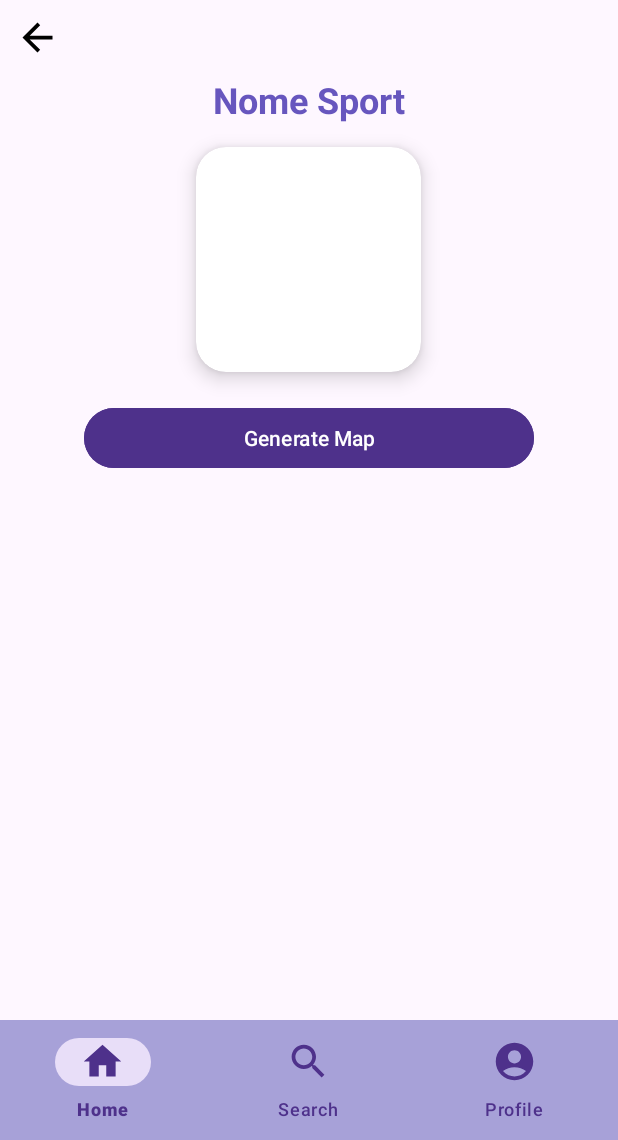
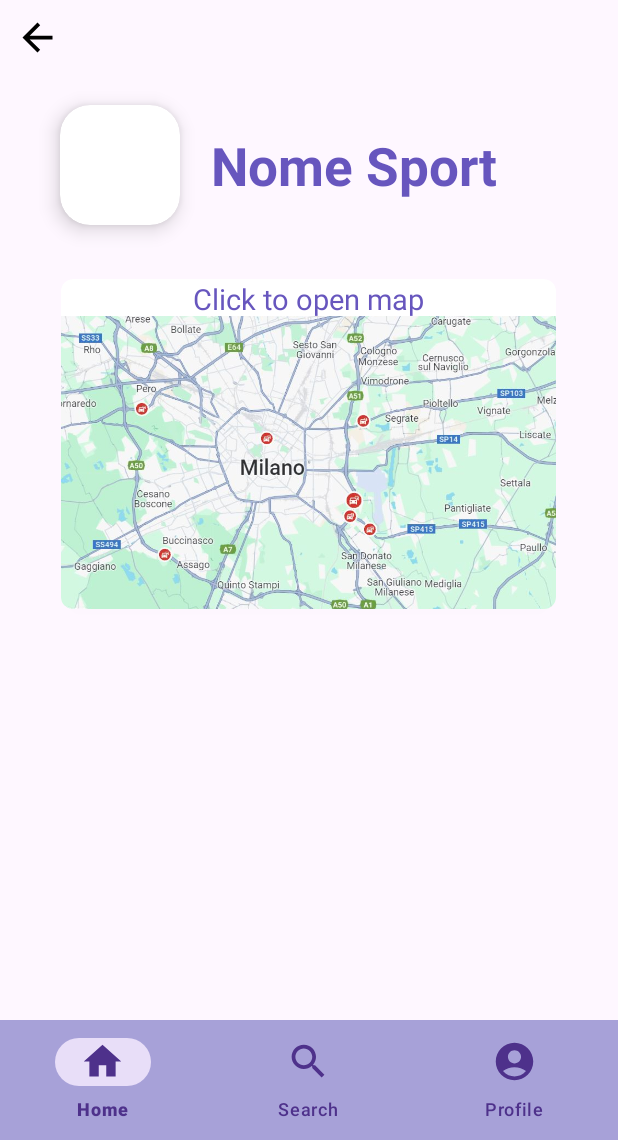
Before and after one commit to Persemat/AndroidiBG, an Android app: the FragmentSport screen opened through its navigation route, on a phone screen of 412 x 824 dp, the part 96-1236 px from its top. Run offline under Robolectric (Android 15) with nearby library versions, the phone set to English and light mode, and no system bars; our stand-ins replace navigation-ui; 2 statements that could not run were skipped.

Commit message:
aggiustamenti fragmentsport e bottone mappa

```diff
--- a/app/src/main/java/it/unimib/sportq/ui/main/FragmentSport.java
+++ b/app/src/main/java/it/unimib/sportq/ui/main/FragmentSport.java
@@ -16,10 +16,7 @@ import android.widget.Button;
 import android.widget.ImageView;
 import android.widget.TextView;
 
-import java.util.ArrayList;
-
 import it.unimib.sportq.R;
-import it.unimib.sportq.databinding.FragmentSportBinding;
 
 /**
  * A simple {@link Fragment} subclass.
@@ -31,8 +28,7 @@ public class FragmentSport extends Fragment {
     private ImageView logoSport;
 
     private ImageView backButton;
-    private Button generateMapButton;
-
+    private ImageView mapButton;
     public FragmentSport() {
         // Required empty public constructor
     }
@@ -73,14 +69,13 @@ public class FragmentSport extends Fragment {
             Navigation.findNavController(item).navigate(R.id.action_fragmentSport_to_fragmentSearch);
         });
 
-        generateMapButton = view.findViewById(R.id.generate_map_btn);
+        mapButton = view.findViewById(R.id.map);
 
-        generateMapButton.setOnClickListener(item -> {
+        mapButton.setOnClickListener(item -> {
             Navigation.findNavController(item).navigate(R.id.action_fragmentSport_to_mapsActivityCurrentPlace);
             //Intent intent = new Intent(requireActivity(), MapsActivityCurrentPlace.class);
             //intent.putParcelableArrayListExtra("Stadium_list", new ArrayList<>(stadiumList));
             //startActivity(intent);
         });
-
     }
 }
--- a/app/src/main/java/it/unimib/sportq/ui/main/MainActivity.java
+++ b/app/src/main/java/it/unimib/sportq/ui/main/MainActivity.java
@@ -44,23 +44,5 @@ public class MainActivity extends AppCompatActivity {
         // For the BottomNavigationView
         NavigationUI.setupWithNavController(bottomNav, navController);
 
-        /*
-        // Define a variable to hold the Places API key.
-        String apiKey = BuildConfig.PLACES_API_KEY;
-
-        // Log an error if apiKey is not set.
-        if (TextUtils.isEmpty(apiKey) || apiKey.equals("DEFAULT_API_KEY")) {
-            Log.e("Places test", "No api key");
-            finish();
-            return;
-        }
-        Log.d(TAG, "API Key: " +apiKey);
-        // Initialize the SDK
-        Places.initialize(getApplicationContext(), apiKey);
-
-        // Create a new PlacesClient instance
-        PlacesClient placesClient = Places.createClient(this);
-        */
-
     }
 }
--- a/app/src/main/res/layout/fragment_sport.xml
+++ b/app/src/main/res/layout/fragment_sport.xml
@@ -19,54 +19,90 @@
         app:layout_constraintTop_toTopOf="parent"
         tools:ignore="TouchTargetSizeCheck" />
 
-    <TextView
-        android:id="@+id/sport_name"
-        android:layout_width="wrap_content"
-        android:layout_height="wrap_content"
-        android:layout_gravity="center"
-        android:text="Nome Sport"
-        android:textColor="@color/purple_first"
-        android:textSize="24sp"
-        android:textStyle="bold" />
+
+
+    <androidx.constraintlayout.widget.ConstraintLayout
+        android:layout_width="match_parent"
+        android:layout_height="120dp"
+        >
+
+        <androidx.cardview.widget.CardView
+
+            android:id="@+id/card_image"
+            android:layout_width="80dp"
+            android:layout_height="80dp"
+            app:cardCornerRadius="20dp"
+            app:cardElevation="8dp"
+            app:layout_constraintBottom_toBottomOf="parent"
+            app:layout_constraintStart_toStartOf="parent"
+            app:layout_constraintTop_toTopOf="parent"
+            android:layout_marginLeft="40dp">
+
+            <ImageView
+                android:id="@+id/sport_image"
+                android:layout_width="wrap_content"
+                android:layout_height="wrap_content"
+                android:layout_gravity="center"
+                android:scaleType="centerCrop" />
+
+        </androidx.cardview.widget.CardView>
+
+        <TextView
+            android:id="@+id/sport_name"
+            android:layout_width="wrap_content"
+            android:layout_height="wrap_content"
+            android:text="Nome Sport"
+            android:textColor="@color/purple_first"
+            android:textSize="35sp"
+            android:textStyle="bold"
+            app:layout_constraintBottom_toBottomOf="parent"
+            app:layout_constraintEnd_toEndOf="parent"
+            app:layout_constraintStart_toEndOf="@+id/card_image"
+            app:layout_constraintTop_toTopOf="parent"
+            android:layout_marginRight="60dp"/>
+
+
+    </androidx.constraintlayout.widget.ConstraintLayout>
 
     <androidx.cardview.widget.CardView
-        android:layout_width="150dp"
-        android:layout_height="150dp"
-        android:id="@+id/card_image"
-        android:layout_gravity="center"
-        app:cardCornerRadius="20dp"
-        app:cardElevation="8dp"
-        android:layout_marginTop="15dp">
+        android:id="@+id/cardView"
+        android:layout_width="330dp"
+        android:layout_height="220dp"
+        android:layout_margin="16dp"
+        app:cardCornerRadius="8dp"
+        app:cardElevation="4dp"
+        android:layout_gravity="center">
 
-       <ImageView
-           android:layout_width="wrap_content"
-           android:layout_height="wrap_content"
-           android:id="@+id/sport_image"
-           android:layout_gravity="center"
-           android:scaleType="centerCrop" />
+        <TextView
+            android:layout_width="wrap_content"
+            android:layout_height="wrap_content"
+            android:text="@string/click_to_open_map"
+            android:layout_gravity="center|top"
+            android:textColor="@color/purple_first"
+            android:textSize="19sp"/>
+        <ImageView
+            android:id="@+id/map"
+            android:layout_width="match_parent"
+            android:layout_height="195dp"
+            android:scaleType="centerCrop"
+            android:src="@drawable/mappa"
+            android:clickable="true"
+            android:focusable="true"
+            android:layout_gravity="center|bottom" />
+
 
     </androidx.cardview.widget.CardView>
 
-    <Button
-        android:id="@+id/generate_map_btn"
-        android:layout_width="300dp"
-        android:layout_height="wrap_content"
-        android:layout_gravity="center"
-        android:text="@string/generate_map"
-        android:backgroundTint="@color/purple_logo"
-        android:layout_marginTop="20dp"
-        />
 
     <androidx.recyclerview.widget.RecyclerView
         android:id="@+id/recycler_view1"
-        android:layout_width="match_parent"
-        android:layout_height="250sp"
-        android:layout_below="@+id/card_image"
-        android:layout_alignParentBottom="true"
-        android:layout_marginTop="120dp"
+        android:layout_width="330dp"
+        android:layout_height="wrap_content"
+        android:layout_marginTop="20dp"
         android:layout_marginBottom="50dp"
         android:divider="@android:color/transparent"
-        android:dividerHeight="6.0sp"
+        android:dividerHeight="6.0dp"
         android:scrollbars="vertical"
-        tools:listitem="@layout/list_field" />
+        tools:listitem="@layout/list_field"
+        android:layout_gravity="center"/>
 </LinearLayout>
--- a/app/src/main/res/values/strings.xml
+++ b/app/src/main/res/values/strings.xml
@@ -26,7 +26,6 @@
     <string name="delete_account">Delete Account</string>
     <string name="error">Something went wrong</string>
     <string name="close">Close</string>
-    <string name="default_web_client_id" translatable="false">1094300535160-u8m7htkg1p9n9mftc5b5hte4c9naa2s8.apps.googleusercontent.com</string>
     <string name="zero_prenotations_history">There are 0 history prenotations...</string>
     <string name="back_button" translatable="false">Back button</string>
 
@@ -52,5 +51,6 @@
     <string name="option_get_place" translatable="false">Get place</string>
     <string name="pick_place" translatable="false">Choose a place</string>
     <string name="generate_map">Generate Map</string>
+    <string name="click_to_open_map">Click to open map</string>
 
 </resources>
```
Also changed, not shown: app/src/main/res/drawable/mappa.JPG (added), 1 other file.
